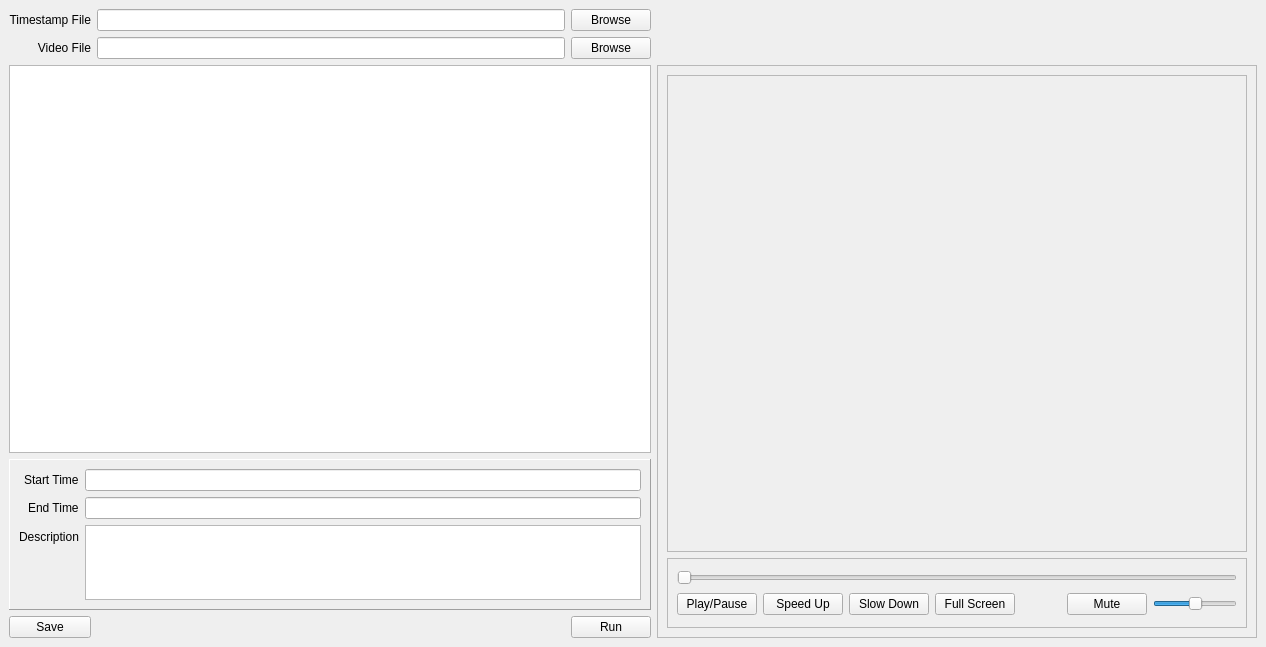
Above: main_window.ui from dangmai/looper before the change. Below: the same form after it.
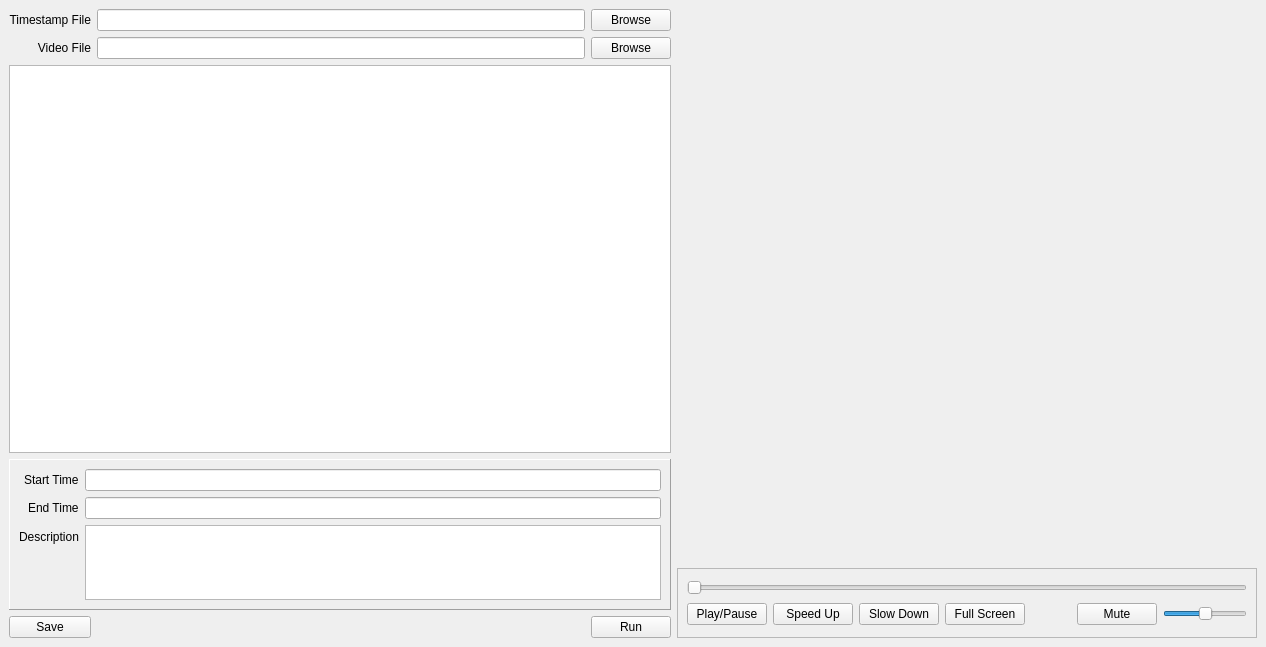
That is the form after the change. Custom widgets are drawn as their Qt base class.

Commit message:
Add icons to buttons
Tooltips to GUI
Better handling of player state

```diff
--- a/main_window.ui
+++ b/main_window.ui
@@ -103,7 +103,7 @@
        </size>
       </property>
       <property name="frameShape">
-       <enum>QFrame::StyledPanel</enum>
+       <enum>QFrame::NoFrame</enum>
       </property>
       <property name="frameShadow">
        <enum>QFrame::Plain</enum>
@@ -112,6 +112,18 @@
        <number>0</number>
       </property>
       <layout class="QGridLayout" name="gridLayout">
+       <property name="leftMargin">
+        <number>0</number>
+       </property>
+       <property name="topMargin">
+        <number>0</number>
+       </property>
+       <property name="rightMargin">
+        <number>0</number>
+       </property>
+       <property name="bottomMargin">
+        <number>0</number>
+       </property>
        <item row="1" column="0">
         <layout class="QVBoxLayout" name="media_layout">
          <property name="sizeConstraint">
@@ -129,7 +141,7 @@
             <enum>Qt::StrongFocus</enum>
            </property>
            <property name="frameShape">
-            <enum>QFrame::StyledPanel</enum>
+            <enum>QFrame::NoFrame</enum>
            </property>
            <property name="frameShadow">
             <enum>QFrame::Plain</enum>
@@ -200,6 +212,9 @@
               <property name="text">
                <string>Play/Pause</string>
               </property>
+              <property name="checkable">
+               <bool>false</bool>
+              </property>
              </widget>
             </item>
             <item row="1" column="3">
```
Left out of the diff: 15 changed lines with no effect on the pictures. The commit also changes 3 other files.
